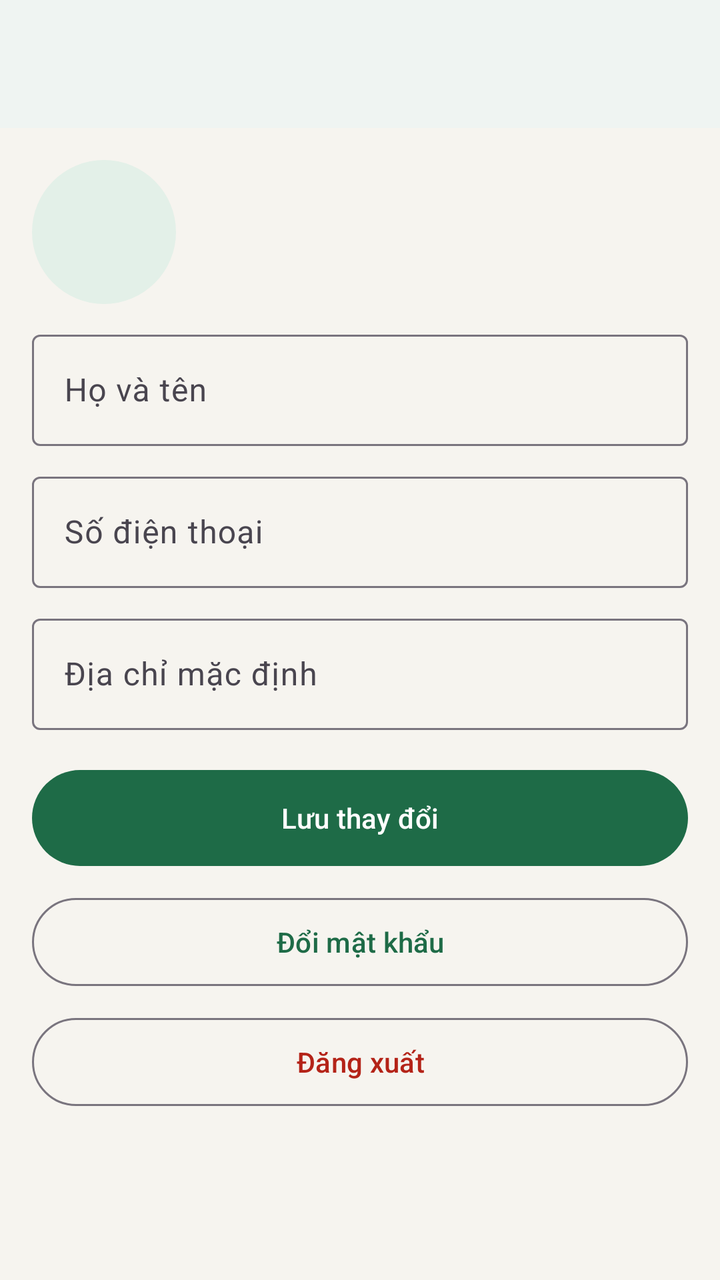
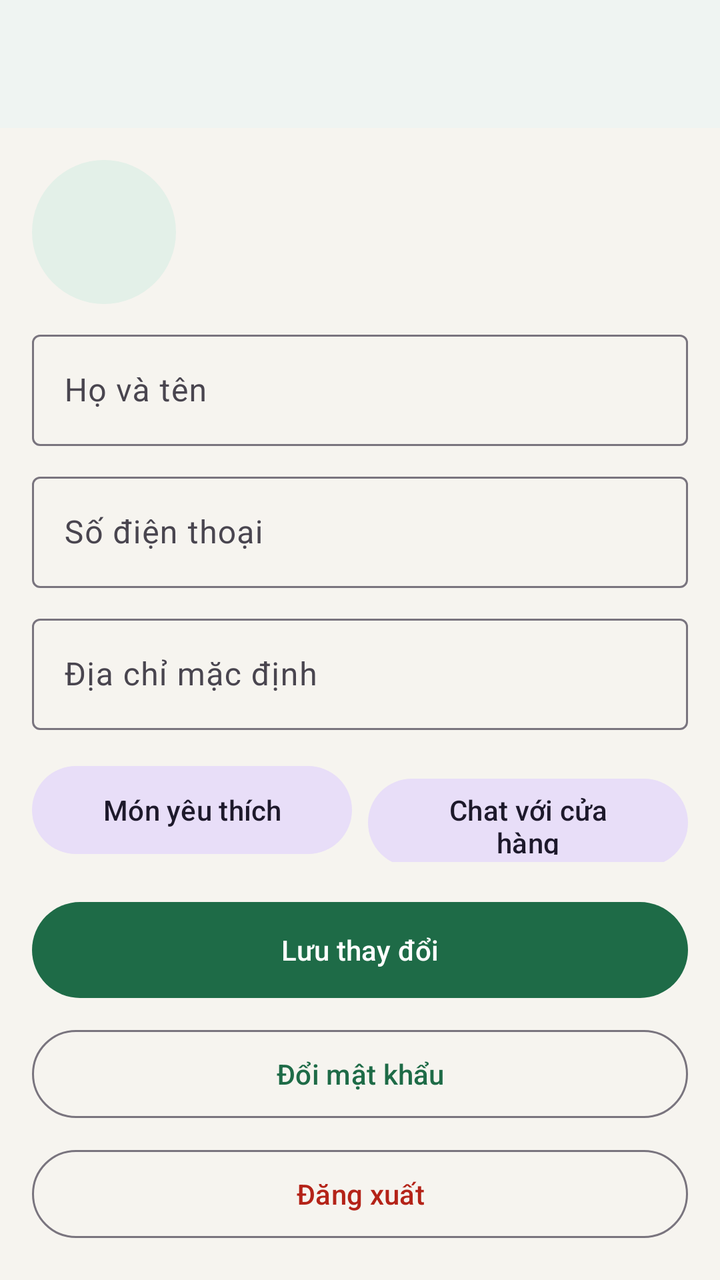

An Android layout rendered at two revisions. The XML below is the earlier revision; the diff shows what the commit changed to produce the second picture.
<!-- AndroidManifest.xml: application theme Theme.DoAnAppGiaodoan -->
<!-- res/layout/activity_profile.xml -->
<?xml version="1.0" encoding="utf-8"?>
<LinearLayout xmlns:android="http://schemas.android.com/apk/res/android"
    xmlns:app="http://schemas.android.com/apk/res-auto"
    android:layout_width="match_parent" android:layout_height="match_parent"
    android:background="@color/bg" android:fitsSystemWindows="true" android:orientation="vertical">
    <com.google.android.material.appbar.MaterialToolbar android:id="@+id/toolbar" style="@style/Toolbar"
        android:layout_width="match_parent" android:layout_height="?attr/actionBarSize" />
    <ScrollView android:layout_width="match_parent" android:layout_height="match_parent">
        <LinearLayout android:layout_width="match_parent" android:layout_height="wrap_content"
            android:orientation="vertical" android:padding="16dp">
            <LinearLayout android:layout_width="match_parent" android:layout_height="wrap_content"
                android:gravity="center_vertical" android:orientation="horizontal">
                <TextView android:id="@+id/tvAvatar" android:layout_width="72dp" android:layout_height="72dp"
                    android:background="@drawable/bg_badge" android:gravity="center" android:textColor="@color/primary"
                    android:textSize="30sp" android:textStyle="bold" />
                <LinearLayout android:layout_width="wrap_content" android:layout_height="wrap_content"
                    android:layout_marginStart="14dp" android:orientation="vertical">
                    <TextView android:id="@+id/tvFullName" android:layout_width="wrap_content" android:layout_height="wrap_content"
                        android:textColor="@color/ink" android:textSize="18sp" android:textStyle="bold" />
                    <TextView android:id="@+id/tvEmail" style="@style/Muted" android:layout_width="wrap_content" android:layout_height="wrap_content" />
                </LinearLayout>
            </LinearLayout>
            <com.google.android.material.textfield.TextInputLayout android:id="@+id/tilName"
                style="@style/Widget.Material3.TextInputLayout.OutlinedBox" android:layout_marginTop="10dp"
                android:layout_width="match_parent" android:layout_height="wrap_content" android:hint="Họ và tên">
                <com.google.android.material.textfield.TextInputEditText android:id="@+id/edtName"
                    android:layout_width="match_parent" android:layout_height="wrap_content" android:inputType="textPersonName" />
            </com.google.android.material.textfield.TextInputLayout>
            <com.google.android.material.textfield.TextInputLayout android:id="@+id/tilPhone"
                style="@style/Widget.Material3.TextInputLayout.OutlinedBox" android:layout_marginTop="10dp"
                android:layout_width="match_parent" android:layout_height="wrap_content" android:hint="Số điện thoại">
                <com.google.android.material.textfield.TextInputEditText android:id="@+id/edtPhone"
                    android:layout_width="match_parent" android:layout_height="wrap_content" android:inputType="phone" android:maxLength="10" />
            </com.google.android.material.textfield.TextInputLayout>
            <com.google.android.material.textfield.TextInputLayout android:id="@+id/tilAddress"
                style="@style/Widget.Material3.TextInputLayout.OutlinedBox" android:layout_marginTop="10dp"
                android:layout_width="match_parent" android:layout_height="wrap_content" android:hint="Địa chỉ mặc định">
                <com.google.android.material.textfield.TextInputEditText android:id="@+id/edtAddress"
                    android:layout_width="match_parent" android:layout_height="wrap_content" android:inputType="textPostalAddress" />
            </com.google.android.material.textfield.TextInputLayout>
            <Button android:id="@+id/btnSave" android:layout_width="match_parent" android:layout_height="56dp"
                android:layout_marginTop="16dp" android:text="Lưu thay đổi" />
            <Button android:id="@+id/btnPassword" style="@style/Widget.Material3.Button.OutlinedButton"
                android:layout_width="match_parent" android:layout_height="52dp" android:layout_marginTop="8dp" android:text="Đổi mật khẩu" />
            <Button android:id="@+id/btnLogout" style="@style/Widget.Material3.Button.OutlinedButton"
                android:layout_width="match_parent" android:layout_height="52dp" android:layout_marginTop="8dp"
                android:text="Đăng xuất" android:textColor="@color/danger" />
        </LinearLayout>
    </ScrollView>
</LinearLayout>
<!-- resources referenced by this layout -->
<resources>
  <color name="bg">#F6F4EF</color>
  <color name="danger">#B42318</color>
  <color name="ink">#1C1B19</color>
  <color name="primary">#1E6B47</color>
  <!-- drawable bg_badge (drawable) -->
  <shape xmlns:android="http://schemas.android.com/apk/res/android">
      <solid android:color="@color/primary_light" />
      <corners android:radius="99dp" />
  </shape>
  <style name="Muted">
          <item name="android:textSize">13sp</item>
          <item name="android:textColor">@color/muted</item>
      </style>
  <style name="Toolbar" parent="Widget.Material3.Toolbar">
          <item name="android:background">@color/white</item>
          <item name="titleTextColor">@color/ink</item>
          <item name="android:elevation">2dp</item>
      </style>
  <style name="Theme.DoAnAppGiaodoan" parent="Base.Theme.DoAnAppGiaodoan" />
  <color name="primary_light">#E3F0E8</color>
  <color name="muted">#6A665D</color>
  <color name="white">#FFFFFFFF</color>
  <style name="Base.Theme.DoAnAppGiaodoan" parent="Theme.Material3.Light.NoActionBar">
          <item name="colorPrimary">@color/primary</item>
          <item name="colorOnPrimary">@color/white</item>
          <item name="colorPrimaryContainer">@color/primary_light</item>
          <item name="colorOnPrimaryContainer">@color/primary_dark</item>
          <item name="colorSecondary">@color/primary</item>
          <item name="android:colorBackground">@color/bg</item>
          <item name="colorSurface">@color/white</item>
          <item name="android:windowLightStatusBar">true</item>
      </style>
  <color name="primary_dark">#14502F</color>
</resources>

<!-- the commit's change to res/layout/activity_profile.xml (unified diff, before → after) -->
@@ -38,6 +38,14 @@
                 <com.google.android.material.textfield.TextInputEditText android:id="@+id/edtAddress"
                     android:layout_width="match_parent" android:layout_height="wrap_content" android:inputType="textPostalAddress" />
             </com.google.android.material.textfield.TextInputLayout>
+            <LinearLayout android:layout_width="match_parent" android:layout_height="wrap_content"
+                android:layout_marginTop="14dp" android:orientation="horizontal">
+                <Button android:id="@+id/btnFavorites" style="@style/Widget.Material3.Button.TonalButton"
+                    android:layout_width="0dp" android:layout_height="52dp" android:layout_weight="1" android:text="Món yêu thích" />
+                <Button android:id="@+id/btnChat" style="@style/Widget.Material3.Button.TonalButton"
+                    android:layout_width="0dp" android:layout_height="52dp" android:layout_weight="1"
+                    android:layout_marginStart="8dp" android:text="Chat với cửa hàng" />
+            </LinearLayout>
             <Button android:id="@+id/btnSave" android:layout_width="match_parent" android:layout_height="56dp"
                 android:layout_marginTop="16dp" android:text="Lưu thay đổi" />
             <Button android:id="@+id/btnPassword" style="@style/Widget.Material3.Button.OutlinedButton"
